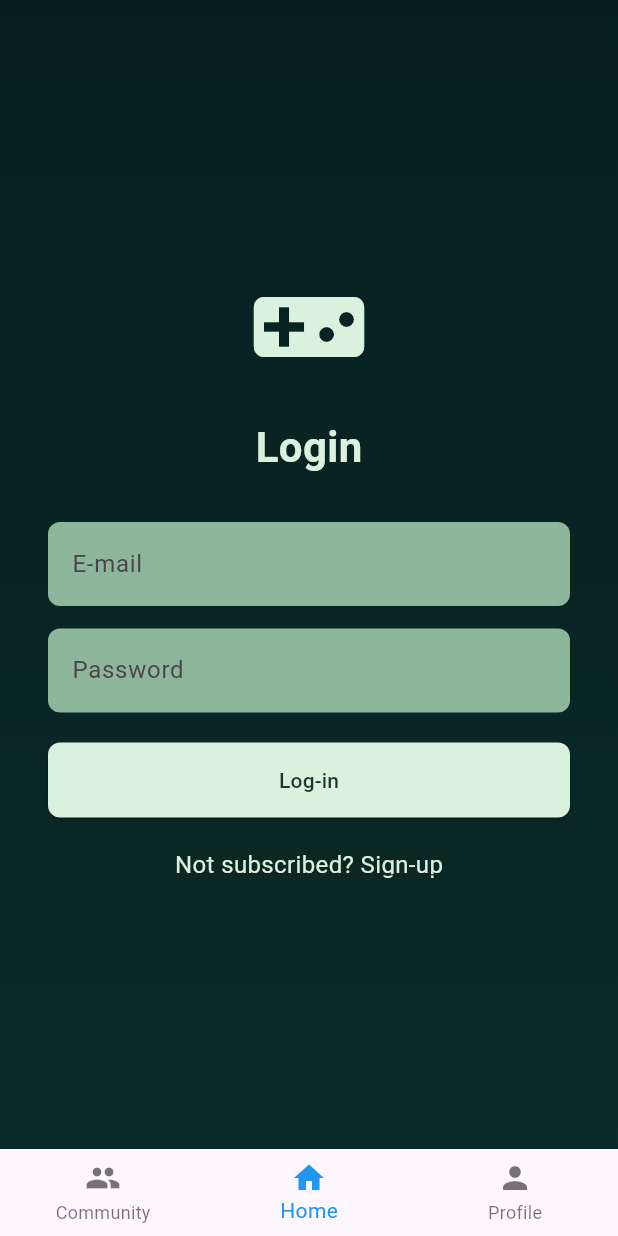
After one commit to annalulamacchia/GamerVerse, a Flutter app: the screen it shows after launch, item 3 of the bottom bar chosen, after a tap on "Continue with Email", on a phone screen of 412 x 824 dp. The commit adds this screen. Run offline on Flutter 3.47's test engine with Material 3 defaults, Android fonts, the phone set to English and light mode, and no system bars; our stand-ins replace firebase_core; accounts and stored records are empty.

Commit message:
add login page, colors.dart in utils dir and navbar in widget's dir

```diff
--- /dev/null
+++ b/lib/utils/colors.dart
@@ -0,0 +1,10 @@
+import 'package:flutter/material.dart';
+
+class AppColors {
+  static const Color darkestGreen = Color(0xFF051F20);
+  static const Color veryDarkGreen = Color(0xFF0B2B26);
+  static const Color darkGreen = Color(0xFF163832);
+  static const Color mediumGreen = Color(0xFF235347);
+  static const Color lightGreen = Color(0xFF8EB69B);
+  static const Color lightestGreen = Color(0xFFDAF1DE);
+}
--- a/lib/views/home_page.dart
+++ b/lib/views/home_page.dart
@@ -1,6 +1,9 @@
+// lib/pages/home_page.dart
+
 import 'package:flutter/material.dart';
 import '../widgets/category_section.dart';
-import 'search_page.dart';  // Updated path
+import '../widgets/bottom_navbar.dart';
+import 'search_page.dart';
 
 class HomePage extends StatelessWidget {
   @override
@@ -14,7 +17,7 @@ class HomePage extends StatelessWidget {
             onPressed: () {
               Navigator.push(
                 context,
-                MaterialPageRoute(builder: (context) => SearchPage()),  // Updated name
+                MaterialPageRoute(builder: (context) => SearchPage()),
               );
             },
           ),
@@ -28,21 +31,9 @@ class HomePage extends StatelessWidget {
           CategorySection(title: 'Upcoming Games'),
         ],
       ),
-      bottomNavigationBar: BottomNavigationBar(
-        items: [
-          BottomNavigationBarItem(
-            icon: Icon(Icons.people),
-            label: 'Community',
-          ),
-          BottomNavigationBarItem(
-            icon: Icon(Icons.home),
-            label: 'Home',
-          ),
-          BottomNavigationBarItem(
-            icon: Icon(Icons.person),
-            label: 'Profile',
-          ),
-        ],
+      bottomNavigationBar: CustomBottomNavBar(
+        currentIndex: 1,       // Highlight 'Home' by default
+        isLoggedIn: false,      // Replace with actual login status
       ),
     );
   }
--- /dev/null
+++ b/lib/views/loginEmail_page.dart
@@ -0,0 +1,106 @@
+import 'package:flutter/material.dart';
+import 'signup_page.dart';
+import '../widgets/bottom_navbar.dart';
+import '../utils/colors.dart';
+
+class LoginEmailPage extends StatelessWidget {
+  @override
+  Widget build(BuildContext context) {
+    return Scaffold(
+      body: Container(
+        decoration: BoxDecoration(
+          gradient: LinearGradient(
+            colors: [AppColors.darkestGreen, AppColors.veryDarkGreen],
+            begin: Alignment.topCenter,
+            end: Alignment.bottomCenter,
+          ),
+        ),
+        child: Center(
+          child: Padding(
+            padding: const EdgeInsets.symmetric(horizontal: 32.0),
+            child: Column(
+              mainAxisAlignment: MainAxisAlignment.center,
+              children: [
+                Icon(
+                  Icons.videogame_asset,
+                  size: 80,
+                  color: AppColors.lightestGreen,
+                ),
+                SizedBox(height: 20),
+                Text(
+                  'Login',
+                  style: TextStyle(
+                    fontSize: 28,
+                    fontWeight: FontWeight.bold,
+                    color: AppColors.lightestGreen,
+                  ),
+                ),
+                SizedBox(height: 30),
+                TextField(
+                  decoration: InputDecoration(
+                    hintText: 'E-mail',
+                    filled: true,
+                    fillColor: AppColors.lightGreen,
+                    border: OutlineInputBorder(
+                      borderRadius: BorderRadius.circular(8.0),
+                      borderSide: BorderSide.none,
+                    ),
+                  ),
+                ),
+                SizedBox(height: 15),
+                TextField(
+                  obscureText: true,
+                  decoration: InputDecoration(
+                    hintText: 'Password',
+                    filled: true,
+                    fillColor: AppColors.lightGreen,
+                    border: OutlineInputBorder(
+                      borderRadius: BorderRadius.circular(8.0),
+                      borderSide: BorderSide.none,
+                    ),
+                  ),
+                ),
+                SizedBox(height: 20),
+                ElevatedButton(
+                  onPressed: () {
+                    // Handle login action here
+                  },
+                  style: ElevatedButton.styleFrom(
+                    backgroundColor: AppColors.lightestGreen,
+                    foregroundColor: AppColors.darkGreen,
+                    minimumSize: Size(double.infinity, 50),
+                    shape: RoundedRectangleBorder(
+                      borderRadius: BorderRadius.circular(8.0),
+                    ),
+                  ),
+                  child: Text('Log-in'),
+                ),
+                SizedBox(height: 20),
+                GestureDetector(
+                  onTap: () {
+                    Navigator.push(
+                      context,
+                      MaterialPageRoute(builder: (context) => SignupPage()),
+                    );
+                  },
+                  child: Text(
+                    "Not subscribed? Sign-up",
+                    style: TextStyle(
+                      color: AppColors.lightestGreen,
+                      decoration: TextDecoration.underline,
+                      fontSize: 16,
+                    ),
+                  ),
+                ),
+              ],
+            ),
+          ),
+        ),
+      ),
+      bottomNavigationBar: CustomBottomNavBar(
+        currentIndex: 1,
+        isLoggedIn: false,
+      ),
+    );
+  }
+}
--- /dev/null
+++ b/lib/views/login_page.dart
@@ -0,0 +1,124 @@
+import 'package:flutter/material.dart';
+import 'loginEmail_page.dart'; // Ensure you have this page created as shown before.
+import '../widgets/bottom_navbar.dart';
+import '../utils/colors.dart'; // Custom colors based on the green theme image
+
+class LoginPage extends StatelessWidget {
+  @override
+  Widget build(BuildContext context) {
+    return Scaffold(
+      body: Container(
+        // Gradient background for an elegant look
+        decoration: BoxDecoration(
+          gradient: LinearGradient(
+            colors: [AppColors.darkestGreen, AppColors.veryDarkGreen],
+            begin: Alignment.topCenter,
+            end: Alignment.bottomCenter,
+          ),
+        ),
+        child: Center(
+          child: Padding(
+            padding: const EdgeInsets.symmetric(horizontal: 32.0),
+            child: Column(
+              mainAxisAlignment: MainAxisAlignment.center,
+              children: [
+                // App Icon
+                Icon(
+                  Icons.videogame_asset, // Placeholder for app icon
+                  size: 100,
+                  color: AppColors.lightestGreen,
+                ),
+                SizedBox(height: 20),
+
+                // App Name
+                Text(
+                  'GamerVerse',
+                  style: TextStyle(
+                    fontSize: 32,
+                    fontWeight: FontWeight.bold,
+                    color: AppColors.lightestGreen,
+                  ),
+                ),
+                SizedBox(height: 40),
+
+                // Login with Email Button
+                ElevatedButton(
+                  onPressed: () {
+                    Navigator.push(
+                      context,
+                      MaterialPageRoute(builder: (context) => LoginEmailPage()),
+                    );
+                  },
+                  style: ElevatedButton.styleFrom(
+                    backgroundColor: AppColors.lightestGreen,
+                    foregroundColor: AppColors.darkGreen,
+                    minimumSize: Size(double.infinity, 50),
+                    shape: RoundedRectangleBorder(
+                      borderRadius: BorderRadius.circular(8.0),
+                    ),
+                  ),
+                  child: Text('Continue with Email'),
+                ),
+                SizedBox(height: 15),
+
+                // Login with Google Button
+                ElevatedButton(
+                  onPressed: () {
+                    // Implement Google sign-in functionality here
+                  },
+                  style: ElevatedButton.styleFrom(
+                    backgroundColor: Colors.red.shade700,
+                    foregroundColor: Colors.white,
+                    minimumSize: Size(double.infinity, 50),
+                    shape: RoundedRectangleBorder(
+                      borderRadius: BorderRadius.circular(8.0),
+                    ),
+                  ),
+                  child: Text('Log-in with Google'),
+                ),
+                SizedBox(height: 15),
+
+                // Login with Facebook Button
+                ElevatedButton(
+                  onPressed: () {
+                    // Implement Facebook sign-in functionality here
+                  },
+                  style: ElevatedButton.styleFrom(
+                    backgroundColor: Colors.blue.shade800,
+                    foregroundColor: Colors.white,
+                    minimumSize: Size(double.infinity, 50),
+                    shape: RoundedRectangleBorder(
+                      borderRadius: BorderRadius.circular(8.0),
+                    ),
+                  ),
+                  child: Text('Log-in with Facebook'),
+                ),
+                SizedBox(height: 20),
+
+                // Forgot Password Link
+                GestureDetector(
+                  onTap: () {
+                    // Implement forgot password functionality or redirection here
+                  },
+                  child: Text(
+                    "Forgot the password? Reset",
+                    style: TextStyle(
+                      color: AppColors.lightestGreen,
+                      decoration: TextDecoration.underline,
+                      fontSize: 16,
+                    ),
+                  ),
+                ),
+              ],
+            ),
+          ),
+        ),
+      ),
+      // Bottom navigation bar
+      bottomNavigationBar: CustomBottomNavBar(
+        currentIndex: 1, // Set to Home index or adjust as needed
+        isLoggedIn: false, // Change based on actual login status
+      ),
+    );
+  }
+}
--- a/lib/views/search_page.dart
+++ b/lib/views/search_page.dart
@@ -1,4 +1,7 @@
+// lib/pages/search_page.dart
+
 import 'package:flutter/material.dart';
+import '../widgets/bottom_navbar.dart';  // Import the CustomBottomNavBar widget
 import '../widgets/videogame_results.dart';
 import '../widgets/user_results.dart';
 
@@ -63,6 +66,10 @@ class _SearchPageState extends State<SearchPage> {
           ),
         ],
       ),
+      bottomNavigationBar: CustomBottomNavBar(
+        currentIndex: 1,        // Set the index based on its position (e.g., 'Home' might be 1)
+        isLoggedIn: false,        // Replace with actual login status (true/false)
+      ),
     );
   }
 }
--- /dev/null
+++ b/lib/widgets/bottom_navbar.dart
@@ -0,0 +1,80 @@
+// lib/widgets/custom_bottom_nav_bar.dart
+
+import 'package:flutter/material.dart';
+import '../views/home_page.dart';
+//import '../views/community_page.dart';
+//import '../views/profile_page.dart';
+import '../views/login_page.dart';
+//import '../views/signup_page.dart';
+
+class CustomBottomNavBar extends StatelessWidget {
+  final int currentIndex;
+  final bool isLoggedIn;
+
+  const CustomBottomNavBar({
+    Key? key,
+    required this.currentIndex,
+    this.isLoggedIn = false,
+  }) : super(key: key);
+
+  void _onItemTapped(BuildContext context, int index) {
+    if (index == 1) {
+      // Navigate to Home page
+      Navigator.pushReplacement(
+        context,
+        MaterialPageRoute(builder: (context) => HomePage()),
+      );
+    } else if (index == 0) {
+      if (isLoggedIn) {
+        // Navigate to Community page if logged in
+        //Navigator.pushReplacement(
+          //context,
+          //MaterialPageRoute(builder: (context) => CommunityPage()),
+        //);
+      } else {
+        // Redirect to SignUp page if not logged in
+        Navigator.pushReplacement(
+          context,
+          MaterialPageRoute(builder: (context) => LoginPage()),
+        );
+      }
+    } else if (index == 2) {
+      if (isLoggedIn) {
+        // Navigate to Profile page if logged in
+        //Navigator.pushReplacement(
+          //context,
+          //MaterialPageRoute(builder: (context) => ProfilePage()),
+        //);
+      } else {
+        // Redirect to Login page if not logged in
+        Navigator.pushReplacement(
+          context,
+          MaterialPageRoute(builder: (context) => LoginPage()),
+        );
+      }
+    }
+  }
+
+  @override
+  Widget build(BuildContext context) {
+    return BottomNavigationBar(
+      items: const <BottomNavigationBarItem>[
+        BottomNavigationBarItem(
+          icon: Icon(Icons.people),
+          label: 'Community',
+        ),
+        BottomNavigationBarItem(
+          icon: Icon(Icons.home),
+          label: 'Home',
+        ),
+        BottomNavigationBarItem(
+          icon: Icon(Icons.person),
+          label: 'Profile',
+        ),
+      ],
+      currentIndex: currentIndex,
+      selectedItemColor: Colors.blue,
+      onTap: (index) => _onItemTapped(context, index),
+    );
+  }
+}
```
Also changed, not shown: lib/views/signup_page.dart (added, +188 -0 lines), lib/views/file.dart (deleted).
